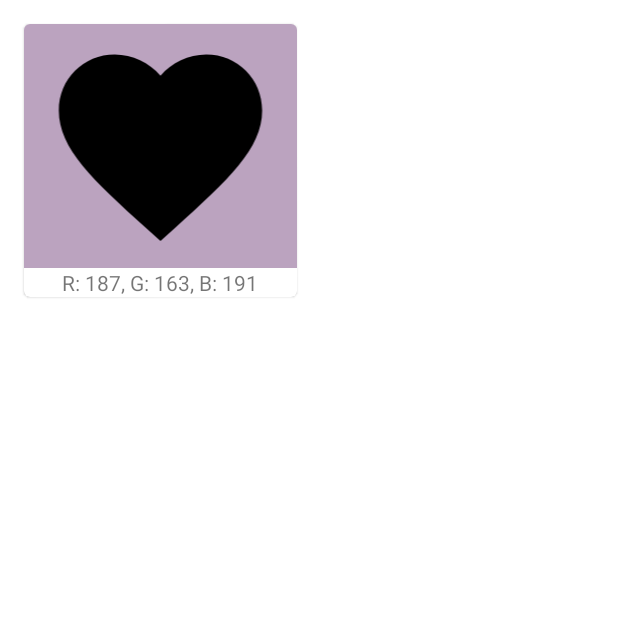
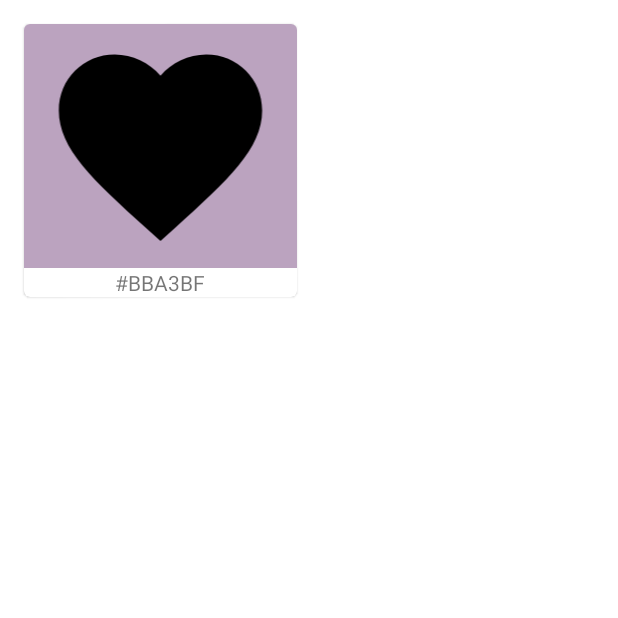
Before and after one commit to ThetaRangers/ThetaProvaCarte, an Android app: the DragRecExample screen opened directly, with no data from a screen before it, after a tap on "GENERATE", on a phone screen of 412 x 824 dp, the top half of it. Run offline under Robolectric (Android 15) with nearby library versions, the phone set to English and light mode, and no system bars.

Commit message:
Drag Colors in hexadecimal

```diff
--- a/app/src/main/java/it/ferrarally/provacarte/DragRecExample.java
+++ b/app/src/main/java/it/ferrarally/provacarte/DragRecExample.java
@@ -183,7 +183,7 @@ public class DragRecExample extends AppCompatActivity {
            int green = col.get(1);
            int blue = col.get(2);
            holder.ivPower.setColorFilter(Color.argb(255, red, green, blue));
-           holder.tvPower.setText(String.format("R: %d, G: %d, B: %d", red, green, blue));
+           holder.tvPower.setText( String.format("#%02x%02x%02x", red, green, blue).toUpperCase());
 
 
 
--- a/app/src/main/res/layout/activity_event_details.xml
+++ b/app/src/main/res/layout/activity_event_details.xml
@@ -64,4 +64,5 @@
         app:layout_constraintEnd_toEndOf="parent"
         app:layout_constraintStart_toStartOf="parent"
         app:layout_constraintTop_toBottomOf="@+id/tvName" />
+
 </androidx.constraintlayout.widget.ConstraintLayout>
```
